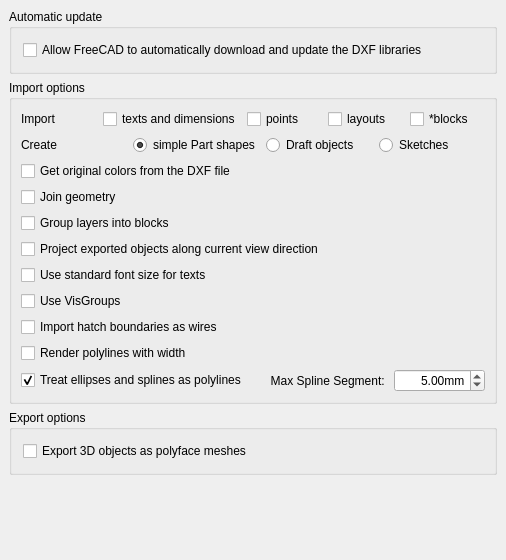
Qt form src/Mod/Draft/Resources/ui/preferences-dxf.ui (berndhahnebach/All_FreeCAD) before a commit.
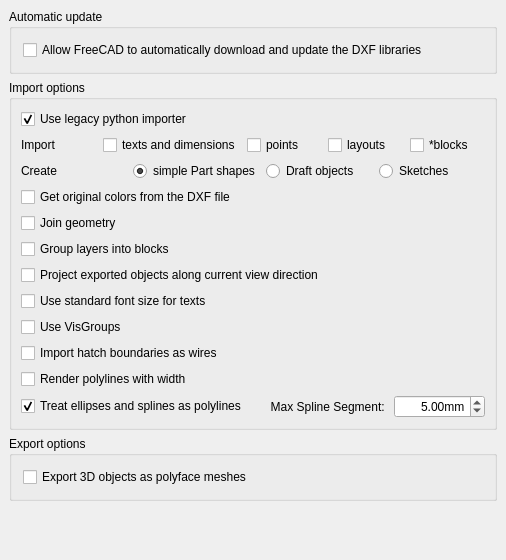
The same form after that commit. Custom widgets are drawn as their Qt base class.

Commit message: Draft: Added preference setting to use the new C++ dxf importer

```diff
--- a/src/Mod/Draft/Resources/ui/preferences-dxf.ui
+++ b/src/Mod/Draft/Resources/ui/preferences-dxf.ui
@@ -61,6 +61,29 @@
       <property name="margin">
        <number>9</number>
       </property>
+      <item>
+       <layout class="QHBoxLayout" name="horizontalLayout_6">
+        <item>
+         <widget class="Gui::PrefCheckBox" name="checkBox_4">
+          <property name="toolTip">
+           <string>If this is checked, the old python importer is used, otherwise the new C++ one (faster, but not as many features yet)</string>
+          </property>
+          <property name="text">
+           <string>Use legacy python importer</string>
+          </property>
+          <property name="checked">
+           <bool>true</bool>
+          </property>
+          <property name="prefEntry" stdset="0">
+           <cstring>dxfUseLegacyImporter</cstring>
+          </property>
+          <property name="prefPath" stdset="0">
+           <cstring>Mod/Draft</cstring>
+          </property>
+         </widget>
+        </item>
+       </layout>
+      </item>
       <item>
        <layout class="QHBoxLayout" name="horizontalLayout_7">
         <item>
```
The commit also changes 1 other file.
